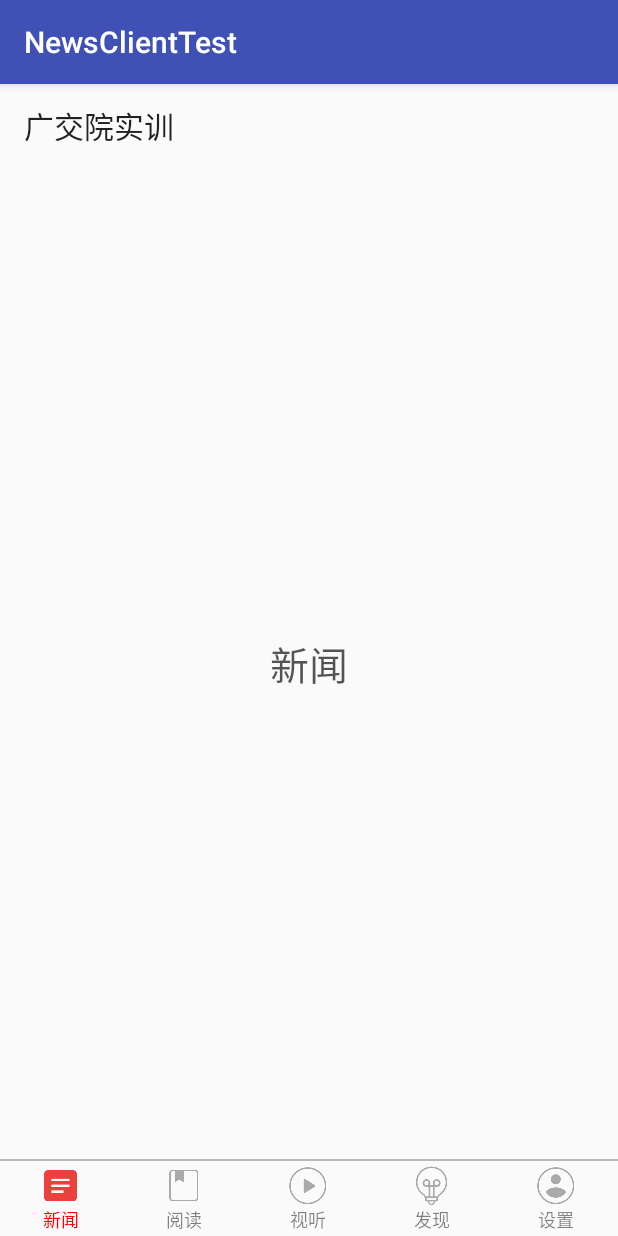
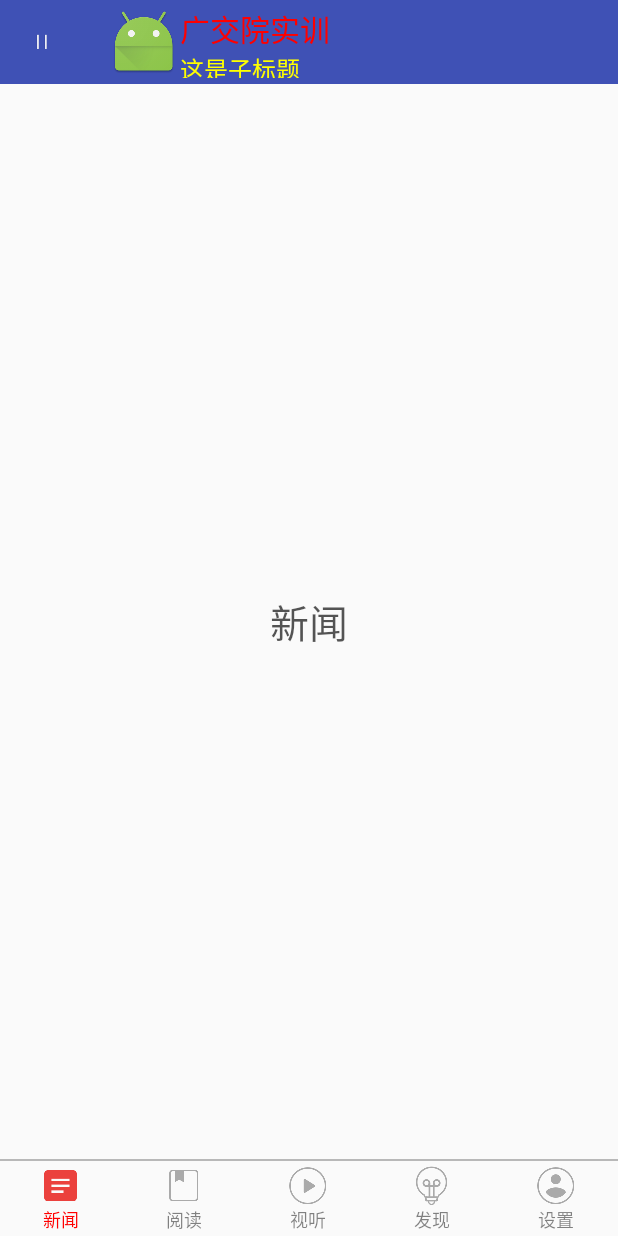
Before and after one commit to Jhonson2/NewsClientTest, an Android app: the MainActivity screen opened directly, with no data from a screen before it, on a phone screen of 412 x 824 dp. Run offline under Robolectric (Android 15) with nearby library versions, the phone set to English and light mode, and no system bars.

Commit message:
Toolbar 工具栏（标题栏）的初始化使用

```diff
--- a/app/src/main/AndroidManifest.xml
+++ b/app/src/main/AndroidManifest.xml
@@ -22,7 +22,9 @@
             android:theme="@style/Fullscreen">
         </activity>
 
-        <activity android:name=".MainActivity">
+        <activity
+            android:name=".MainActivity"
+            android:theme="@style/Theme.AppCompat.Light.NoActionBar">
         </activity>
 
     </application>
--- a/app/src/main/java/com/example/dellc/newsclienttest/MainActivity.java
+++ b/app/src/main/java/com/example/dellc/newsclienttest/MainActivity.java
@@ -1,5 +1,6 @@
 package com.example.dellc.newsclienttest;
 
+import android.graphics.Color;
 import android.support.annotation.NonNull;
 import android.support.design.widget.NavigationView;
 import android.support.v4.app.Fragment;
@@ -8,7 +9,9 @@ import android.support.v4.view.ViewPager;
 import android.support.v4.widget.DrawerLayout;
 import android.support.v7.app.AppCompatActivity;
 import android.os.Bundle;
+import android.support.v7.widget.Toolbar;
 import android.view.MenuItem;
+import android.view.View;
 import android.widget.RadioGroup;
 
 import com.example.dellc.newsclienttest.fragment.MainFragment01;
@@ -41,7 +44,34 @@ public class MainActivity extends BaseActivity {
         radioGroup= (RadioGroup) findViewById(R.id.radio_group);
         initViewPager();
         initNavigationView();
+        initToolbar();
     }
+
+    // 使用toolBar代替ActionBar,并设置相应属性
+    private void initToolbar() {
+        Toolbar toolbar = (Toolbar) findViewById(R.id.tool_bar);
+        setSupportActionBar(toolbar);       // 使用toolbar代替ActionBar
+
+        toolbar.setLogo(R.mipmap.ic_launcher);
+
+        //toolbar.setTitle("ToolBar");   // 通过代码设置才生效：app:title="toolbar"
+
+        toolbar.setSubtitle("这是子标题");
+        toolbar.setTitleTextColor(Color.RED);
+        toolbar.setSubtitleTextColor(Color.YELLOW);
+
+        // 导航栏图标显示
+        toolbar.setNavigationIcon(R.drawable.biz_video_pause);
+
+       /* // 点击toolbar导航栏左上角的图标后，退出当前界面
+        toolbar.setNavigationOnClickListener(new View.OnClickListener() {
+            @Override
+            public void onClick(View v) {
+                finish();
+            }
+        });*/
+    }
+
     /*  侧滑菜单点击监听*/
     private void initNavigationView() {
         drawerLayout = (DrawerLayout) findViewById(R.id.drawer_layout);
--- a/app/src/main/res/layout/activity_main.xml
+++ b/app/src/main/res/layout/activity_main.xml
@@ -16,7 +16,8 @@
         <android.support.v7.widget.Toolbar
             android:id="@+id/tool_bar"
             android:layout_width="match_parent"
-            android:layout_height="wrap_content"
+            android:layout_height="?attr/actionBarSize"
+            android:background="@color/colorPrimary"
             app:title="广交院实训" />
 
         <android.support.v4.view.ViewPager
```
